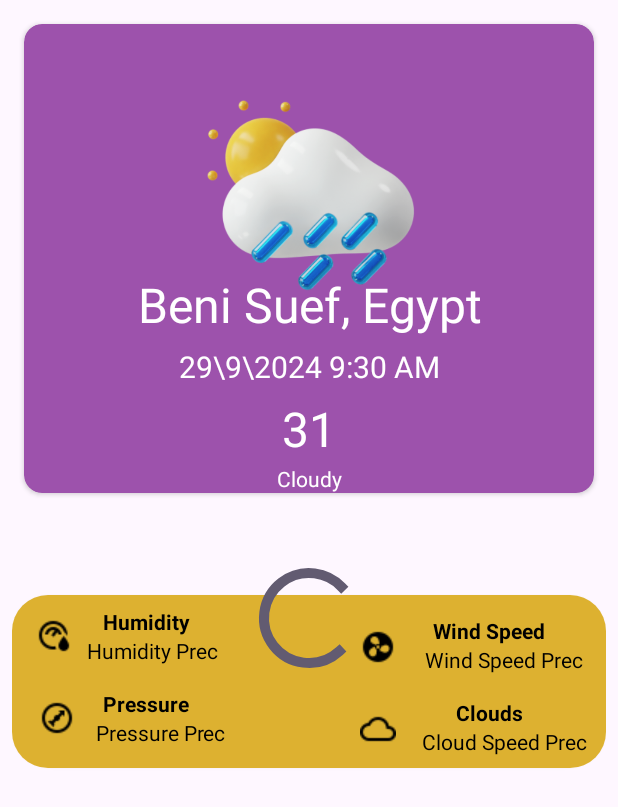
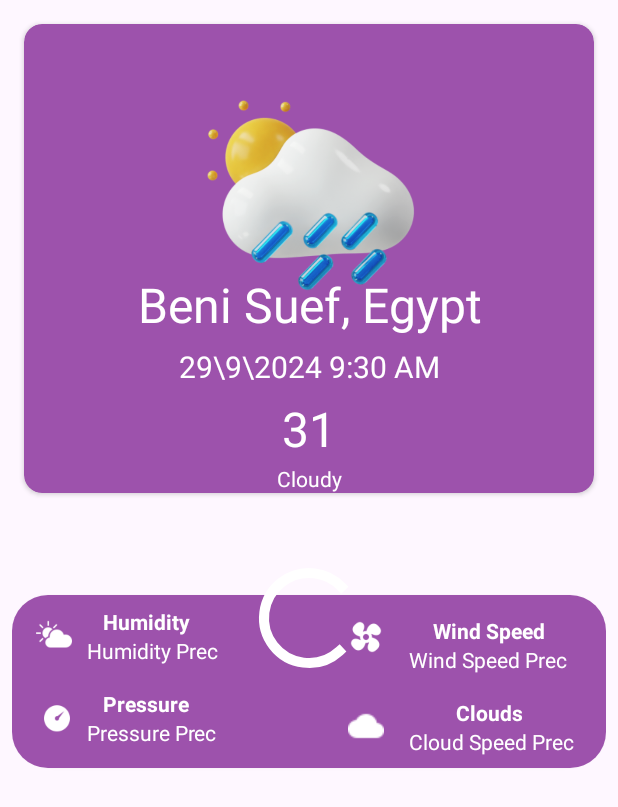
Before and after one commit to mohammedheshm/Weather-App, an Android app: the layout fragment_home.xml on its own in the app's theme, with its tools: preview values and no code run, on a phone screen of 412 x 824 dp. Shown: the top 807 px of the screen. Run offline under Robolectric (Android 15) with nearby library versions, the phone set to English and light mode, and no system bars; plain views replace WeatherView.

Commit message:
Enhancment Main UI

```diff
--- a/app/src/main/res/layout/activity_main.xml
+++ b/app/src/main/res/layout/activity_main.xml
@@ -26,6 +26,7 @@
         android:layout_width="0dp"
         android:layout_height="70dp"
         android:layout_alignParentBottom="true"
+        app:labelVisibilityMode="labeled"
         android:layout_marginLeft="4dp"
         android:layout_marginRight="4dp"
         android:layout_marginBottom="4dp"
--- a/app/src/main/res/layout/fragment_home.xml
+++ b/app/src/main/res/layout/fragment_home.xml
@@ -3,8 +3,8 @@
     xmlns:app="http://schemas.android.com/apk/res-auto"
     xmlns:tools="http://schemas.android.com/tools"
     android:layout_width="match_parent"
-    android:padding="8dp"
-    android:layout_height="match_parent">
+    android:layout_height="match_parent"
+    android:padding="8dp">
 
     <com.github.matteobattilana.weather.WeatherView
         android:id="@+id/weather_view_home"
@@ -28,13 +28,12 @@
                 android:layout_height="wrap_content">
 
 
-
                 <androidx.cardview.widget.CardView
-                    android:backgroundTint="@color/base_color_two"
                     android:id="@+id/cv_current_weather"
                     android:layout_width="match_parent"
                     android:layout_height="wrap_content"
                     android:layout_margin="8dp"
+                    android:backgroundTint="@color/base_color_two"
                     app:cardCornerRadius="12dp"
                     app:layout_constraintBottom_toTopOf="@id/rv_hourly"
                     app:layout_constraintEnd_toEndOf="parent"
@@ -47,23 +46,23 @@
                         android:layout_gravity="center">
 
                         <ImageView
+                            android:layout_width="match_parent"
+                            android:layout_height="200dp"
                             android:src="@drawable/splashimg"
-                            app:layout_constraintTop_toTopOf="parent"
                             app:layout_constraintEnd_toEndOf="parent"
                             app:layout_constraintStart_toStartOf="parent"
-                            android:layout_width="match_parent"
-                            android:layout_height="200dp">
+                            app:layout_constraintTop_toTopOf="parent">
 
                         </ImageView>
 
 
                         <TextView
-                            android:textColor="@color/white"
                             android:id="@+id/tv_address"
                             android:layout_width="wrap_content"
                             android:layout_height="wrap_content"
                             android:layout_marginTop="165dp"
                             android:gravity="center"
+                            android:textColor="@color/white"
                             android:textSize="32sp"
                             app:layout_constraintEnd_toEndOf="parent"
                             app:layout_constraintStart_toStartOf="parent"
@@ -71,12 +70,12 @@
                             tools:text="Beni Suef, Egypt" />
 
                         <TextView
-                            android:textColor="@color/white"
                             android:id="@+id/tv_date_time"
                             android:layout_width="wrap_content"
                             android:layout_height="wrap_content"
                             android:layout_marginTop="6dp"
                             android:gravity="center"
+                            android:textColor="@color/white"
                             android:textSize="20sp"
                             app:layout_constraintBottom_toTopOf="@id/tv_temp_degree"
                             app:layout_constraintEnd_toEndOf="parent"
@@ -85,11 +84,11 @@
                             tools:text="29\\9\\2024 9:30 AM" />
 
                         <TextView
-                            android:textColor="@color/white"
                             android:id="@+id/tv_temp_degree"
                             android:layout_width="wrap_content"
                             android:layout_height="wrap_content"
                             android:layout_marginTop="6dp"
+                            android:textColor="@color/white"
                             android:textSize="32sp"
                             app:layout_constraintEnd_toEndOf="parent"
                             app:layout_constraintStart_toStartOf="parent"
@@ -97,11 +96,11 @@
                             tools:text="31" />
 
                         <TextView
-                            android:textColor="@color/white"
                             android:id="@+id/tv_main"
                             android:layout_width="wrap_content"
                             android:layout_height="wrap_content"
                             android:layout_marginTop="2dp"
+                            android:textColor="@color/white"
                             app:layout_constraintEnd_toEndOf="parent"
                             app:layout_constraintStart_toStartOf="parent"
                             app:layout_constraintTop_toBottomOf="@id/tv_temp_degree"
@@ -112,11 +111,11 @@
                 </androidx.cardview.widget.CardView>
 
                 <androidx.recyclerview.widget.RecyclerView
-                    android:padding="4dp"
                     android:id="@+id/rv_hourly"
                     android:layout_width="match_parent"
                     android:layout_height="wrap_content"
                     android:layout_marginTop="16dp"
+                    android:padding="4dp"
                     app:layout_constraintEnd_toEndOf="parent"
                     app:layout_constraintStart_toStartOf="parent"
                     app:layout_constraintTop_toBottomOf="@id/cv_current_weather" />
@@ -129,10 +128,10 @@
                     app:layout_constraintTop_toBottomOf="@id/rv_hourly">
 
                     <androidx.recyclerview.widget.RecyclerView
-                        android:padding="6dp"
                         android:id="@+id/rv_daily"
                         android:layout_width="match_parent"
                         android:layout_height="wrap_content"
+                        android:padding="6dp"
                         app:layout_constraintBottom_toTopOf="@id/cv_details"
                         app:layout_constraintEnd_toEndOf="parent"
                         app:layout_constraintStart_toStartOf="parent"
@@ -152,10 +151,10 @@
                         app:layout_constraintTop_toBottomOf="@id/rv_daily">
 
                         <androidx.constraintlayout.widget.ConstraintLayout
-                            android:background="@color/base_color_three"
                             android:layout_width="match_parent"
-                            android:padding="8dp"
-                            android:layout_height="match_parent">
+                            android:layout_height="match_parent"
+                            android:background="@color/base_color_two"
+                            android:padding="8dp">
 
 
                             <ImageView
@@ -163,29 +162,29 @@
                                 android:layout_height="24dp"
                                 android:layout_marginStart="8dp"
                                 android:contentDescription="@string/humidity_icon"
-                                android:src="@drawable/humidityicon"
+                                android:src="@drawable/humidity"
                                 app:layout_constraintBottom_toBottomOf="@id/tv_humidity_desc"
                                 app:layout_constraintStart_toStartOf="parent"
                                 app:layout_constraintTop_toTopOf="@id/tv_humidity_title" />
 
                             <TextView
-                                android:layout_marginLeft="20dp"
                                 android:id="@+id/tv_humidity_title"
                                 android:layout_width="wrap_content"
                                 android:layout_height="wrap_content"
+                                android:layout_marginLeft="20dp"
                                 android:text="@string/humidity"
-                                android:textColor="@color/black"
+                                android:textColor="@color/white"
                                 android:textStyle="bold"
                                 app:layout_constraintEnd_toStartOf="@id/tv_wind_speed_title"
                                 app:layout_constraintStart_toStartOf="parent"
                                 app:layout_constraintTop_toTopOf="parent" />
 
                             <TextView
-                                android:layout_marginLeft="8dp"
                                 android:id="@+id/tv_humidity_desc"
                                 android:layout_width="wrap_content"
                                 android:layout_height="wrap_content"
-                                android:textColor="@color/black"
+                                android:layout_marginLeft="8dp"
+                                android:textColor="@color/white"
                                 app:layout_constraintLeft_toLeftOf="@id/tv_humidity_title"
                                 app:layout_constraintRight_toRightOf="@id/tv_humidity_title"
                                 app:layout_constraintTop_toBottomOf="@id/tv_humidity_title"
@@ -193,36 +192,36 @@
 
                             <ImageView
 
-                                android:layout_width="wrap_content"
-                                android:layout_height="wrap_content"
-                                android:layout_marginStart="224dp"
+                                android:layout_width="24dp"
+                                android:layout_height="24dp"
+                                android:layout_marginStart="216dp"
                                 android:contentDescription="@string/wind_speed_icon"
-                                android:src="@drawable/windsicon"
+                                android:src="@drawable/windspeed"
                                 app:layout_constraintBottom_toBottomOf="@id/tv_wind_speed_desc"
                                 app:layout_constraintStart_toStartOf="parent"
                                 app:layout_constraintTop_toTopOf="@id/tv_wind_speed_title"
-                                app:layout_constraintVertical_bias="0.571" />
+                                app:layout_constraintVertical_bias="0.133" />
 
                             <TextView
-                                android:layout_marginTop="6dp"
                                 android:id="@+id/tv_wind_speed_title"
                                 android:layout_width="wrap_content"
                                 android:layout_height="wrap_content"
                                 android:layout_marginStart="130dp"
+                                android:layout_marginTop="6dp"
                                 android:text="@string/wind_speed"
-                                android:textColor="@color/black"
-
+                                android:textColor="@color/white"
                                 android:textStyle="bold"
                                 app:layout_constraintEnd_toEndOf="parent"
                                 app:layout_constraintStart_toEndOf="@id/tv_humidity_title"
                                 app:layout_constraintTop_toTopOf="parent" />
 
                             <TextView
-                                android:layout_marginLeft="20dp"
                                 android:id="@+id/tv_wind_speed_desc"
                                 android:layout_width="wrap_content"
                                 android:layout_height="wrap_content"
-                                android:textColor="@color/black"
+                                android:layout_marginLeft="15dp"
+                                android:textColor="@color/white"
+                                app:layout_constraintHorizontal_bias="0.68"
                                 app:layout_constraintLeft_toLeftOf="@id/tv_wind_speed_title"
                                 app:layout_constraintRight_toRightOf="@id/tv_wind_speed_title"
                                 app:layout_constraintTop_toBottomOf="@id/tv_wind_speed_title"
@@ -233,7 +232,7 @@
                                 android:layout_height="24dp"
                                 android:layout_marginStart="10dp"
                                 android:contentDescription="@string/pressure_icon"
-                                android:src="@drawable/pressureicon"
+                                android:src="@drawable/presu"
                                 app:layout_constraintBottom_toBottomOf="@id/tv_pressure_desc"
                                 app:layout_constraintStart_toStartOf="parent"
                                 app:layout_constraintTop_toTopOf="@id/tv_pressure_title" />
@@ -244,21 +243,21 @@
                                 android:layout_height="wrap_content"
                                 android:layout_marginTop="16dp"
                                 android:text="@string/pressure"
-
-                                android:textColor="@color/black"
+                                android:textColor="@color/white"
                                 android:textStyle="bold"
 
+                                app:layout_constraintHorizontal_bias="0.0"
                                 app:layout_constraintLeft_toLeftOf="@id/tv_humidity_title"
                                 app:layout_constraintRight_toRightOf="@id/tv_humidity_title"
                                 app:layout_constraintTop_toBottomOf="@id/tv_humidity_desc" />
 
                             <TextView
-                                android:layout_marginLeft="20dp"
                                 android:id="@+id/tv_pressure_desc"
                                 android:layout_width="wrap_content"
                                 android:layout_height="wrap_content"
-                                android:textColor="@color/black"
-
+                                android:layout_marginLeft="20dp"
+                                android:textColor="@color/white"
+                                app:layout_constraintHorizontal_bias="0.62"
                                 app:layout_constraintLeft_toLeftOf="@id/tv_pressure_title"
                                 app:layout_constraintRight_toRightOf="@id/tv_pressure_title"
                                 app:layout_constraintTop_toBottomOf="@id/tv_pressure_title"
@@ -267,13 +266,13 @@
                             <ImageView
                                 android:layout_width="24dp"
                                 android:layout_height="24dp"
-                                android:layout_marginStart="224dp"
+                                android:layout_marginStart="216dp"
                                 android:contentDescription="@string/cloud_icon"
-                                android:src="@drawable/cloudicon"
+                                android:src="@drawable/cloud"
                                 app:layout_constraintBottom_toBottomOf="@id/tv_clouds_desc"
                                 app:layout_constraintStart_toStartOf="parent"
                                 app:layout_constraintTop_toTopOf="@id/tv_clouds_title"
-                                app:layout_constraintVertical_bias="0.571" />
+                                app:layout_constraintVertical_bias="0.466" />
 
                             <TextView
                                 android:id="@+id/tv_clouds_title"
@@ -281,24 +280,23 @@
                                 android:layout_height="wrap_content"
                                 android:layout_marginTop="16dp"
                                 android:text="@string/clouds"
-                                android:textColor="@color/black"
+                                android:textColor="@color/white"
                                 android:textStyle="bold"
-
                                 app:layout_constraintLeft_toLeftOf="@id/tv_wind_speed_title"
                                 app:layout_constraintRight_toRightOf="@id/tv_wind_speed_title"
                                 app:layout_constraintTop_toBottomOf="@id/tv_wind_speed_desc" />
 
                             <TextView
-                                android:layout_marginLeft="20dp"
                                 android:id="@+id/tv_clouds_desc"
                                 android:layout_width="wrap_content"
                                 android:layout_height="wrap_content"
-                                android:textColor="@color/black"
+                                android:layout_marginLeft="20dp"
+                                android:textColor="@color/white"
+                                app:layout_constraintHorizontal_bias="0.597"
                                 app:layout_constraintLeft_toLeftOf="@id/tv_clouds_title"
                                 app:layout_constraintRight_toRightOf="@id/tv_clouds_title"
                                 app:layout_constraintTop_toBottomOf="@id/tv_clouds_title"
                                 tools:text="Cloud Speed Prec" />
-
 
 
                         </androidx.constraintlayout.widget.ConstraintLayout>
@@ -316,9 +314,13 @@
     </com.github.matteobattilana.weather.WeatherView>
 
     <ProgressBar
+
+        android:secondaryProgressTint="@color/white"
+        android:indeterminateTint="@color/white"
         android:id="@+id/progress_Bar"
         android:layout_width="80dp"
         android:layout_height="80dp"
+        android:progressTint="@color/base_color_two"
         app:layout_constraintBottom_toBottomOf="parent"
         app:layout_constraintEnd_toEndOf="parent"
         app:layout_constraintStart_toStartOf="parent"
--- a/app/src/main/res/values/themes.xml
+++ b/app/src/main/res/values/themes.xml
@@ -6,6 +6,7 @@
         <item name="colorControlHighlight">@color/base_color_two</item>
 
     </style>
+
 
     <style name="Theme.WeatherApp" parent="Base.Theme.WeatherApp" />
 
@@ -25,5 +26,4 @@
     </style>
 
 
-
 </resources>
```
Also changed, not shown: app/src/main/res/drawable/cloud.png (added), app/src/main/res/drawable/humidity.png (added), app/src/main/res/drawable/presu.png (added), app/src/main/res/drawable/windspeed.png (added).
